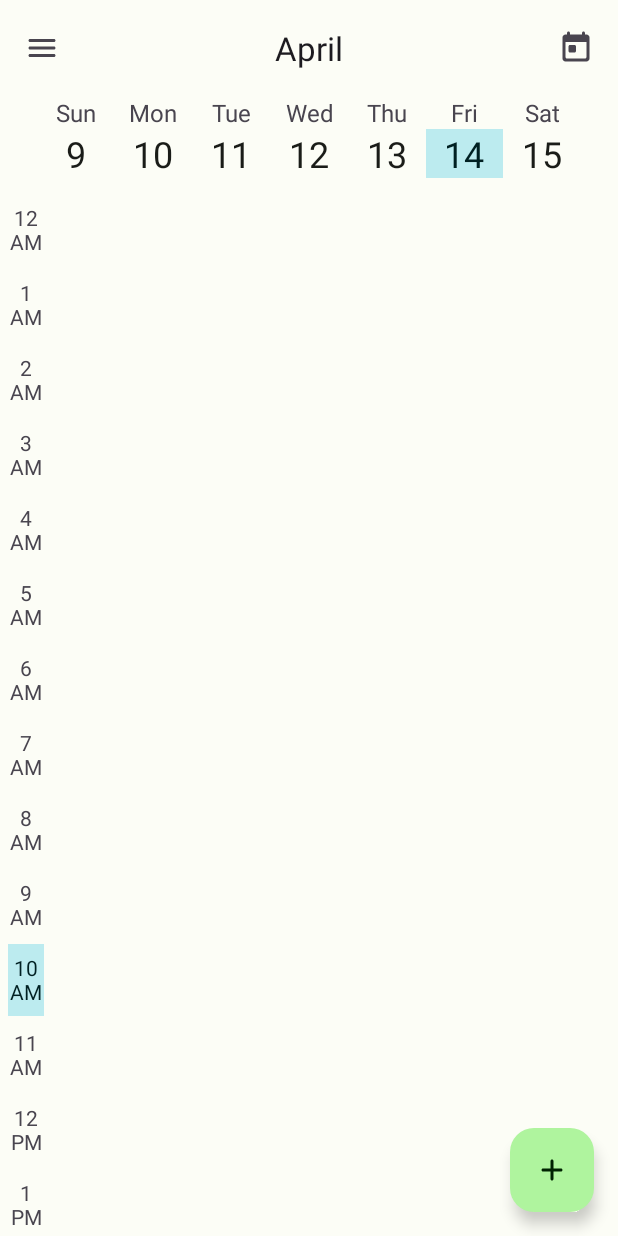
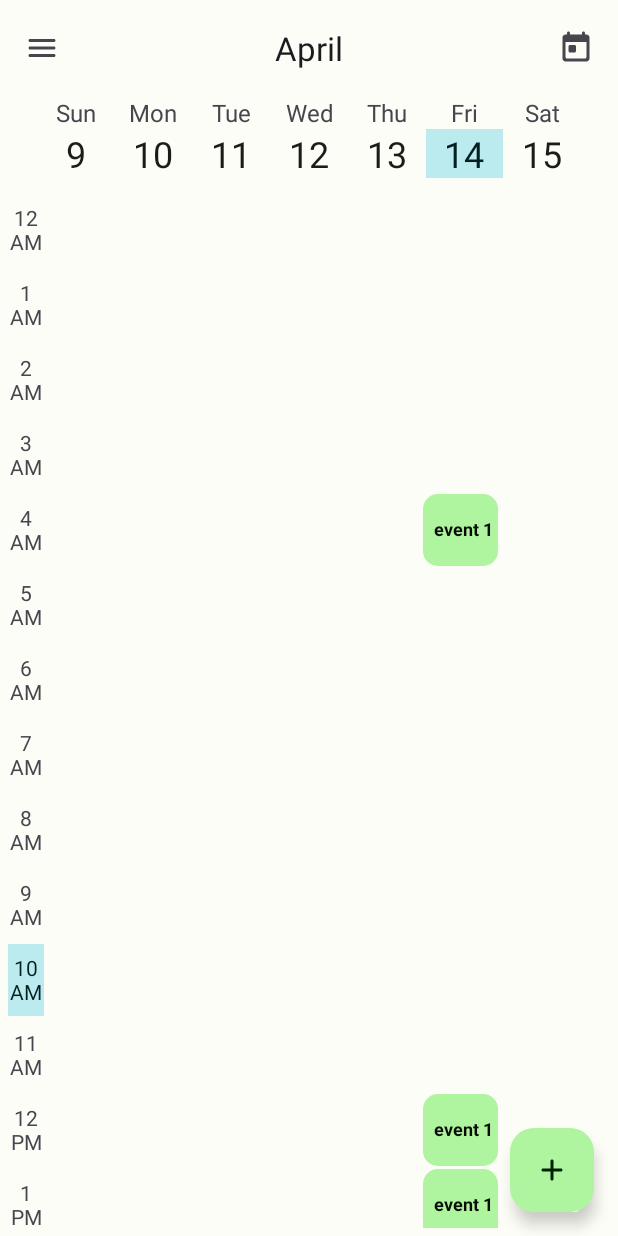
Before and after one commit to Monforton/Project-Inlook, an Android app: the WeekFragment screen opened through its navigation route, after a tap on "Today Button", on a phone screen of 412 x 824 dp. Run offline under Robolectric (Android 15) with nearby library versions, the phone set to English and light mode, and no system bars; our stand-ins replace Room's generated code.

Commit message:
Displays events on week screen

```diff
--- a/app/src/main/java/uab/cs422/projectinlook/ui/week/WeekEventAdapter.kt
+++ b/app/src/main/java/uab/cs422/projectinlook/ui/week/WeekEventAdapter.kt
@@ -37,13 +37,15 @@ class WeekEventAdapter(
 
     class ViewHolder(view: View) : RecyclerView.ViewHolder(view) {
         val hourTV: TextView = view.findViewById(R.id.week_timeText)
-        val frame1: LinearLayout = view.findViewById(R.id.week_frame1)
-        val frame2: LinearLayout = view.findViewById(R.id.week_frame2)
-        val frame3: LinearLayout = view.findViewById(R.id.week_frame3)
-        val frame4: LinearLayout = view.findViewById(R.id.week_frame4)
-        val frame5: LinearLayout = view.findViewById(R.id.week_frame5)
-        val frame6: LinearLayout = view.findViewById(R.id.week_frame6)
-        val frame7: LinearLayout = view.findViewById(R.id.week_frame7)
+        val frames: List<LinearLayout> = listOf(
+            view.findViewById(R.id.week_frame1),
+            view.findViewById(R.id.week_frame2),
+            view.findViewById(R.id.week_frame3),
+            view.findViewById(R.id.week_frame4),
+            view.findViewById(R.id.week_frame5),
+            view.findViewById(R.id.week_frame6),
+            view.findViewById(R.id.week_frame7)
+        )
     }
 
     override fun onCreateViewHolder(parent: ViewGroup, viewType: Int) = ViewHolder(
@@ -84,22 +86,12 @@ class WeekEventAdapter(
             )
             holder.hourTV.setTextColor(typedValue.data)
         }
-        var eventTV: TextView
         var eventTextView: TextView
-        val frames = listOf(
-            holder.frame1,
-            holder.frame2,
-            holder.frame3,
-            holder.frame4,
-            holder.frame5,
-            holder.frame6,
-            holder.frame7
-        )
+
         for ((i, day) in eventData.withIndex()) { // This is the count for each day's data
-            for (event in day) // This is the count for each event of the current day
+            for (event in day) {// This is the count for each event of the current day
                 if (event.startHour <= positionAsHour.hour && event.endHour >= positionAsHour.hour) {
-
-                    eventTextView = eventBox(event, frames[i].context)
+                    eventTextView = eventBox(event, holder.frames[i].context)
                     val eventTVContext = eventTextView.context
                     eventTextView.setOnClickListener {
                         val builder = AlertDialog.Builder(eventTVContext)
@@ -118,10 +110,10 @@ class WeekEventAdapter(
                             dialog.dismiss()
                         }
                         builder.show()
-
-                        frames[i].addView(eventTextView)
                     }
+                    holder.frames[i].addView(eventTextView)
                 }
+            }
         }
     }
 
@@ -145,7 +137,6 @@ class WeekEventAdapter(
             .setPositiveButton("Done") { dialog, _ ->
                 position.title = editTitle.text.toString()
                 position.desc = editDesc.text.toString()
-                //notifyItemChanged()
                 runOnIO {
                     fragment.dao.updateEvent(position)
                 }
@@ -181,7 +172,7 @@ class WeekEventAdapter(
         )
         textView.ellipsize = TextUtils.TruncateAt.END
         textView.gravity = Gravity.CENTER
-        textView.maxLines = 1
+        textView.maxLines = 2
         textView.setPaddingRelative(
             dpToPx(textView.context, 3),
             0,
@@ -189,7 +180,7 @@ class WeekEventAdapter(
             dpToPx(textView.context, 2)
         )
 
-        textView.setTextSize(TypedValue.COMPLEX_UNIT_SP, 16f)
+        textView.setTextSize(TypedValue.COMPLEX_UNIT_SP, 12f)
         textView.typeface = Typeface.DEFAULT_BOLD
 
         return textView
--- a/app/src/main/java/uab/cs422/projectinlook/ui/week/WeekFragment.kt
+++ b/app/src/main/java/uab/cs422/projectinlook/ui/week/WeekFragment.kt
@@ -5,6 +5,7 @@ import android.content.Context
 import android.graphics.Color
 import java.util.Calendar
 import android.os.Bundle
+import android.util.Log
 import android.util.TypedValue
 import android.view.LayoutInflater
 import android.view.View
@@ -46,15 +47,15 @@ class WeekFragment : Fragment(), CalendarInterface {
         val weekRecyclerView = binding.weeklyRecycler
 
         dao = EventDatabase.getInstance(this.requireContext()).eventDao
+        setWeekDays()
         var events: MutableList<List<CalEvent>> = MutableList(7) { listOf() }
         runOnIO {
             for ((i, day) in weekDays.withIndex()) {
                 events[i] = dao.getEventsOfDay(day.dayOfMonth, day.monthValue, day.year)
             }
         }
+        Log.d("TAG", "${events}")
         weekRecyclerView.adapter = WeekEventAdapter(this, events, weekDays)
-
-        getCurrentWeek()
 
         weekRecyclerView.setOnTouchListener( @SuppressLint("ClickableViewAccessibility")
         object : SwipeListener(this@WeekFragment.context) {
@@ -69,6 +70,8 @@ class WeekFragment : Fragment(), CalendarInterface {
                 updateEvents()
             }
         })
+
+        updateDisplayedDates()
 
         return root
     }
@@ -103,17 +106,17 @@ class WeekFragment : Fragment(), CalendarInterface {
     }
 
     override fun onTodayButtonClicked() {
-        getCurrentWeek()
+        setWeekDays()
+        updateDisplayedDates()
     }
 
-    private fun getCurrentWeek() {
+    private fun setWeekDays() {
         val calendar = Calendar.getInstance()
         calendar.set(Calendar.DAY_OF_WEEK, calendar.firstDayOfWeek)
         weekDays[0] = calendar.time.toInstant().atZone(ZoneId.systemDefault()).toLocalDateTime()
         for (i in 1..6) {
             weekDays[i] = weekDays[0].plusDays(i.toLong())
         }
-        updateDisplayedDates()
     }
 
 
```
